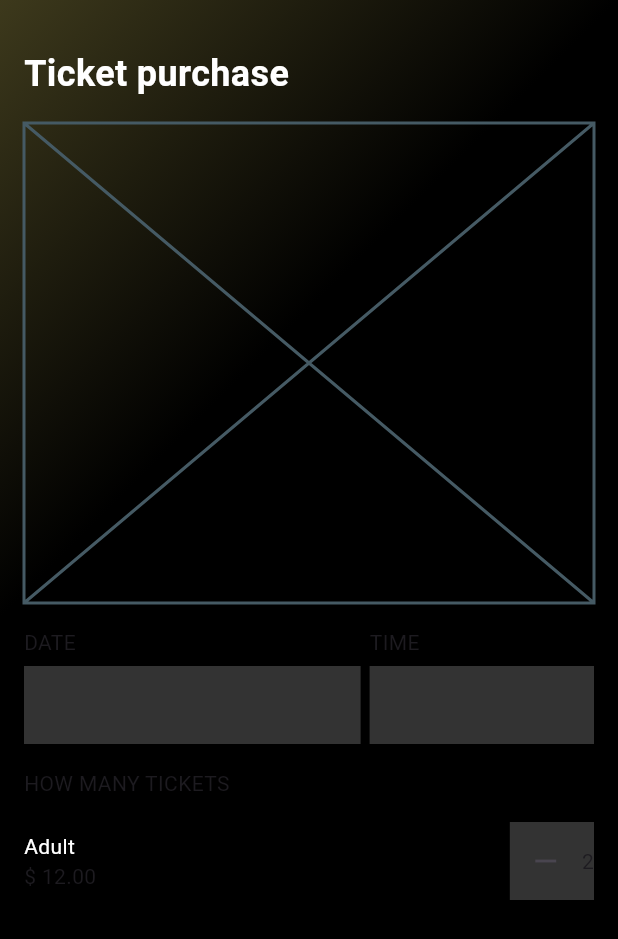
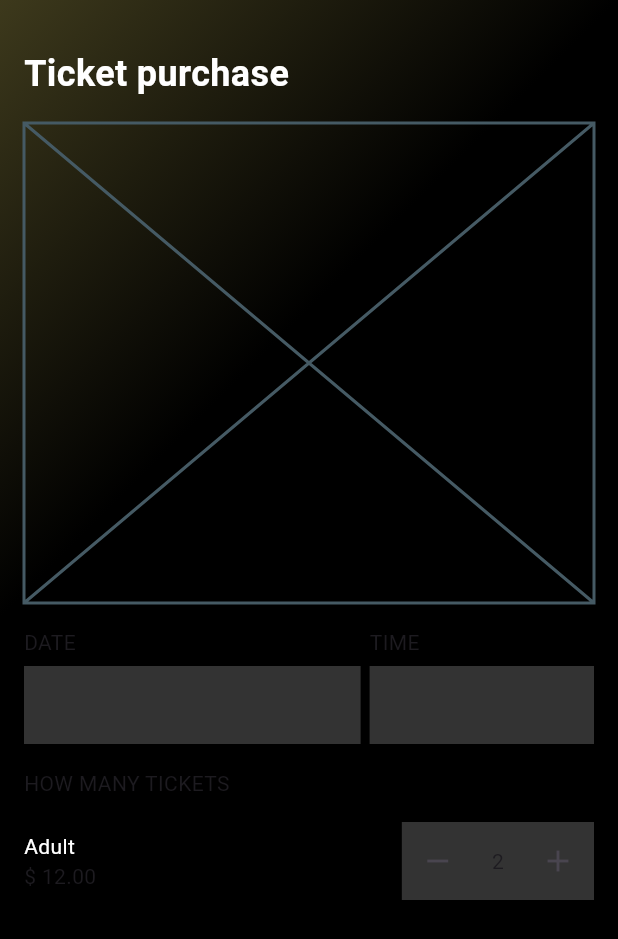
Before and after one commit to JAICHANGPARK/flutter_notebook_chapter_43, a Flutter app: the EventPurchasePage screen opened directly, on a phone screen of 412 x 824 dp. Shown: the top 939 px of the screen. Run offline on Flutter 3.47's test engine with Material 3 defaults, Android fonts, the phone set to English and light mode, and no system bars; our stand-ins replace gap, hugeicons, percent_indicator.

Commit message:
Update event_purchase_page.dart

```diff
--- a/lib/ep2186_event_app/ui/event_purchase_page.dart
+++ b/lib/ep2186_event_app/ui/event_purchase_page.dart
@@ -106,6 +106,7 @@ class _EventPurchasePageState extends State<EventPurchasePage> {
                           color: Colors.white.withValues(alpha: .2),
                         ),
                         child: Row(
+                          spacing: 12,
                           children: [
                             IconButton(
                               onPressed: () {},
@@ -114,6 +115,12 @@ class _EventPurchasePageState extends State<EventPurchasePage> {
                               ),
                             ),
                             Text("2"),
+                            IconButton(
+                              onPressed: () {},
+                              icon: Icon(
+                                Icons.add,
+                              ),
+                            ),
                           ],
                         ),
                       ),
```
